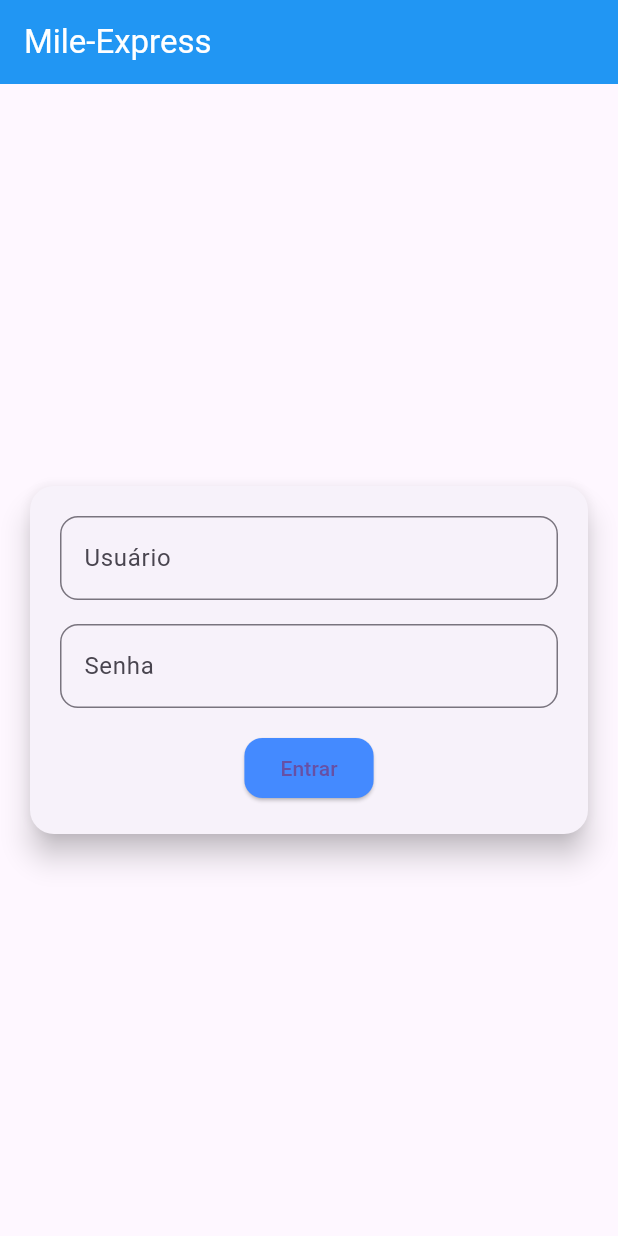
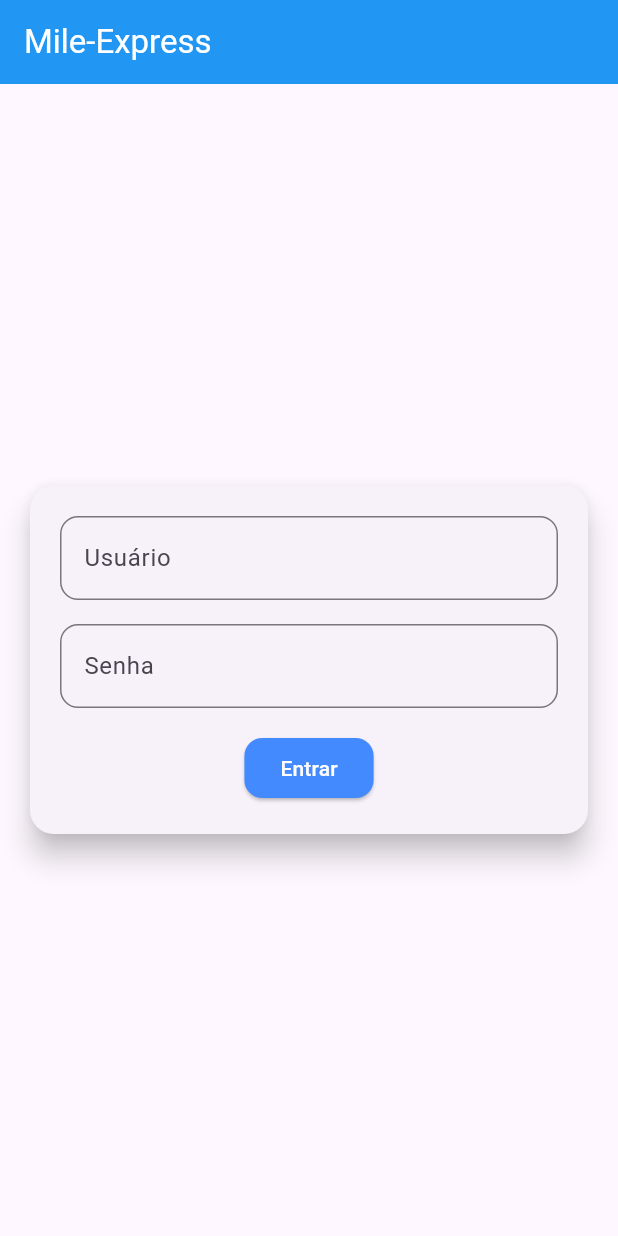
Before and after one commit to luissecundes/project-flutter, a Flutter app: the screen it shows after launch, on a phone screen of 412 x 824 dp. Run offline on Flutter 3.47's test engine with Material 3 defaults, Android fonts, the phone set to English and light mode, and no system bars.

```diff
--- a/lib/screens/login/custom_elevated_button.dart
+++ b/lib/screens/login/custom_elevated_button.dart
@@ -13,7 +13,10 @@
     return ElevatedButton(
       onPressed: onPressed,
       style: ElevatedButton.styleFrom(
-        backgroundColor: Colors.blueAccent, // Altere 'primary' para 'backgroundColor'
+        backgroundColor:
+            Colors.blueAccent, // Altere 'primary' para 'backgroundColor'
+        foregroundColor: Colors.white, // Cor do texto do botão
+
         shape: RoundedRectangleBorder(
           borderRadius: BorderRadius.circular(12),
         ),
```
